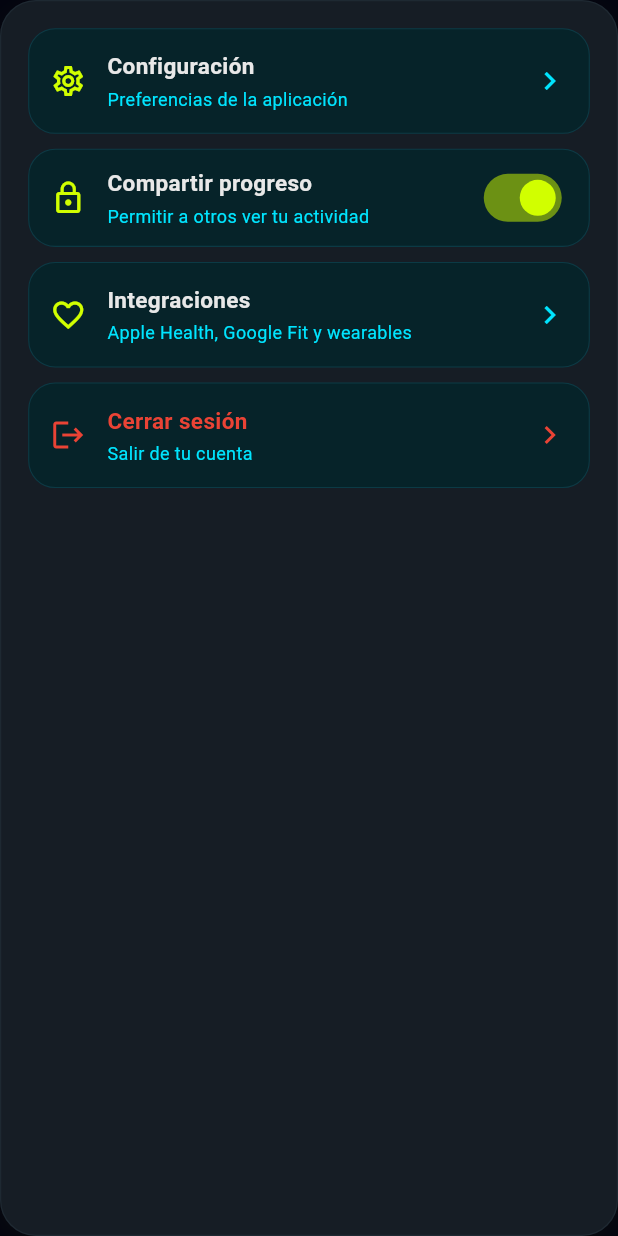
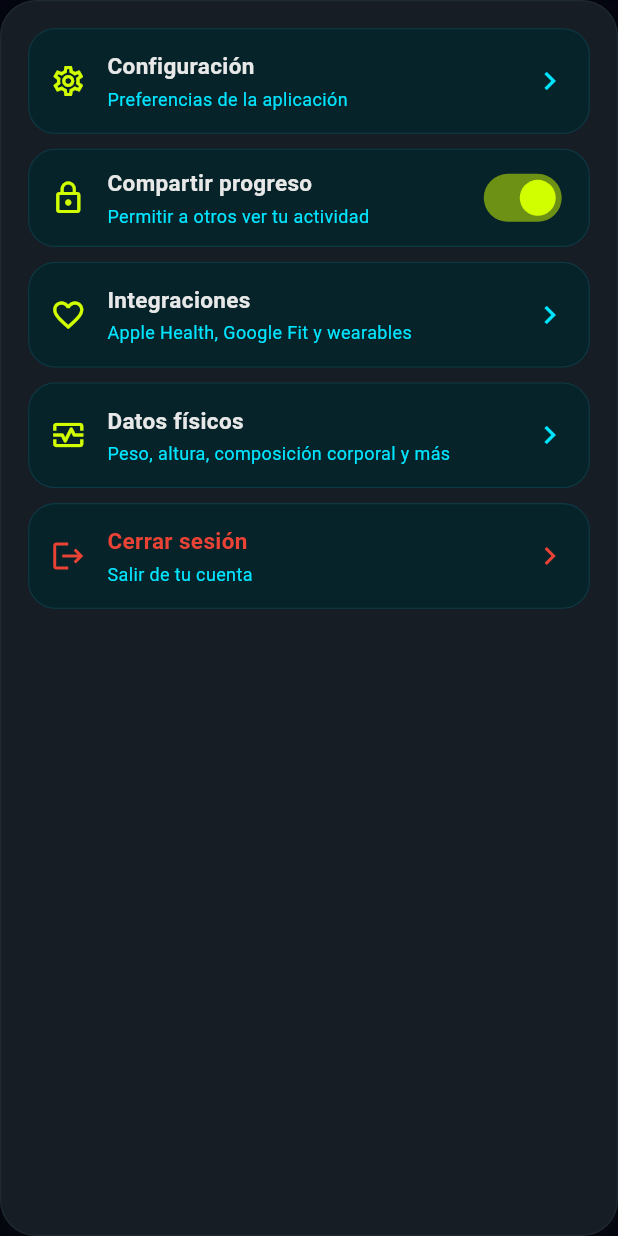
Before and after one commit to adriijg/JADA-Fit-front, a Flutter app: the _AccountOptionsCard widget shown alone on an empty page, opened directly with empty values, on a phone screen of 412 x 824 dp. Run offline on Flutter 3.47's test engine with Material 3 defaults, Android fonts, the phone set to English and light mode, and no system bars; our stand-ins replace fl_chart, flutter_local_notifications, flutter_markdown, flutter_secure_storage, font_awesome_flutter, image_picker and 3 more; missing offline and left inert: mobile_scanner; accounts and stored records are empty; network calls fail.

Commit message:
feat: add navigation to fitness profile screen in profile options

```diff
--- a/lib/features/profile/presentation/screens/profile_screen.dart
+++ b/lib/features/profile/presentation/screens/profile_screen.dart
@@ -9,6 +9,7 @@ import '../../../auth/data/services/auth_service.dart';
 import '../../../auth/presentation/screens/login_screen.dart';
 import '../../../social/data/services/social_service.dart' as es_jadafit_social_service;
 import '../../../../core/widgets/app_card.dart';
+import '../../../fitness_profile/presentation/screens/fitness_profile_screen.dart';
 
 class ProfileScreen extends StatefulWidget {
   const ProfileScreen({super.key});
@@ -181,6 +182,14 @@ class _ProfileScreenState extends State<ProfileScreen> {
             user: currentUser,
             onSettings: () {
               _showComingSoonMessage('Configuración próximamente');
+            },
+            onFitnessProfile: () {
+              Navigator.push(
+                context,
+                MaterialPageRoute(
+                  builder: (_) => const FitnessProfileScreen(),
+                ),
+              );
             },
             onPrivacyChanged: _loadUserAccount,
             onIntegrations: () {
@@ -363,6 +372,7 @@ class _AccountOptionsCard extends StatefulWidget {
   const _AccountOptionsCard({
     required this.user,
     required this.onSettings,
+    required this.onFitnessProfile,
     required this.onIntegrations,
     required this.onLogout,
     required this.onPrivacyChanged,
@@ -370,6 +380,7 @@ class _AccountOptionsCard extends StatefulWidget {
 
   final UserAccountModel user;
   final VoidCallback onSettings;
+  final VoidCallback onFitnessProfile;
   final VoidCallback onIntegrations;
   final VoidCallback onLogout;
   final VoidCallback onPrivacyChanged;
@@ -451,6 +462,13 @@ class _AccountOptionsCardState extends State<_AccountOptionsCard> {
             title: 'Integraciones',
             subtitle: 'Apple Health, Google Fit y wearables',
             onTap: widget.onIntegrations,
+          ),
+          const SizedBox(height: 10),
+          _AccountOptionTile(
+            icon: Icons.monitor_heart_outlined,
+            title: 'Datos físicos',
+            subtitle: 'Peso, altura, composición corporal y más',
+            onTap: widget.onFitnessProfile,
           ),
           const SizedBox(height: 10),
           _AccountOptionTile(
```
